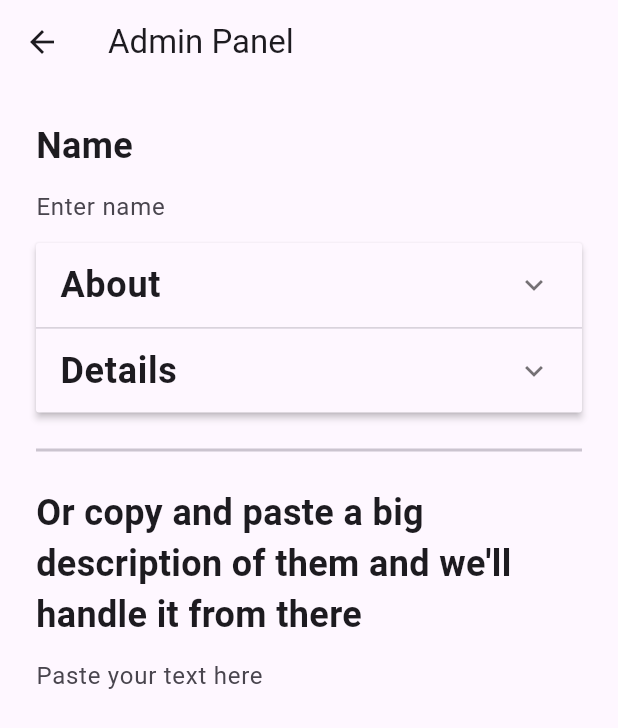
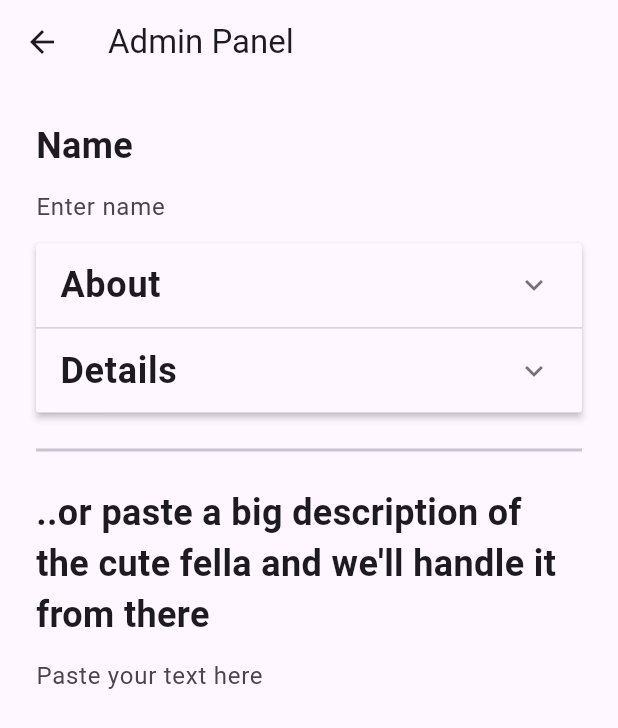
Before and after one commit to DannyMang/PurrfectMatch, a Flutter app: the AdminPanelScreen screen opened directly, on a phone screen of 412 x 824 dp. Shown: the top 728 px of the screen. Run offline on Flutter 3.47's test engine with Material 3 defaults, Android fonts, the phone set to English and light mode, and no system bars; our stand-ins replace card_swiper, firebase_core, firebase_storage, get; accounts and stored records are empty; network calls fail.

```diff
--- a/lib/add_screen.dart
+++ b/lib/add_screen.dart
@@ -188,7 +188,7 @@ class AdminPanelScreenState extends State<AdminPanelScreen> {
               thickness: 2, // Thickness of the line
             ),
             const Text(
-              'Or copy and paste a big description of them and we\'ll handle it from there',
+              '..or paste a big description of the cute fella and we\'ll handle it from there',
               style: TextStyle(
                 fontWeight: FontWeight.bold,
                 fontSize: 24,
```
Also changed, not shown: lib/loggedin.dart (+9 -2 lines).
